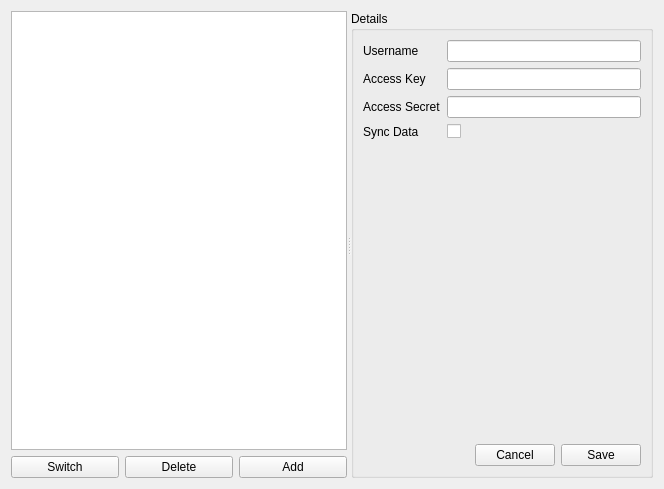
This is qtdesigner/profiles.ui in t123/ReadingTool.Python as Qt 5 draws it before an edit. The edited form follows.
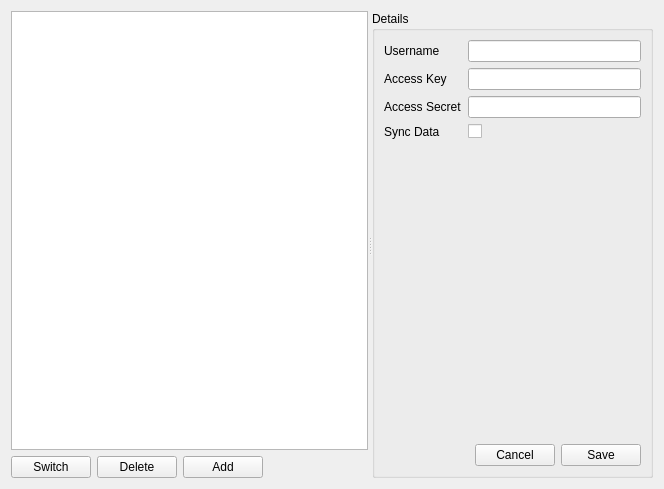
This is the edited form.

```diff
--- a/qtdesigner/profiles.ui
+++ b/qtdesigner/profiles.ui
@@ -13,24 +13,9 @@
   <property name="windowTitle">
    <string>Form</string>
   </property>
-  <layout class="QHBoxLayout" name="horizontalLayout_3">
+  <layout class="QVBoxLayout" name="verticalLayout_3">
    <item>
     <widget class="QSplitter" name="splitter">
-     <property name="sizePolicy">
-      <sizepolicy hsizetype="Preferred" vsizetype="Preferred">
-       <horstretch>0</horstretch>
-       <verstretch>0</verstretch>
-      </sizepolicy>
-     </property>
-     <property name="minimumSize">
-      <size>
-       <width>250</width>
-       <height>0</height>
-      </size>
-     </property>
-     <property name="frameShape">
-      <enum>QFrame::NoFrame</enum>
-     </property>
      <property name="orientation">
       <enum>Qt::Horizontal</enum>
      </property>
@@ -56,6 +41,8 @@
         </widget>
        </item>
        <item>
+        <layout class="QHBoxLayout" name="horizontalLayout_3">
+         <item>
         <layout class="QHBoxLayout" name="horizontalLayout_2">
          <item>
           <widget class="QPushButton" name="pbSwitch">
@@ -77,6 +64,21 @@
             <string>Add</string>
            </property>
           </widget>
+           </item>
+          </layout>
+         </item>
+         <item>
+          <spacer name="horizontalSpacer_2">
+           <property name="orientation">
+            <enum>Qt::Horizontal</enum>
+           </property>
+           <property name="sizeHint" stdset="0">
+            <size>
+             <width>40</width>
+             <height>20</height>
+            </size>
+           </property>
+          </spacer>
          </item>
         </layout>
        </item>
```
Lines whose indentation alone changed are shown as unchanged.
